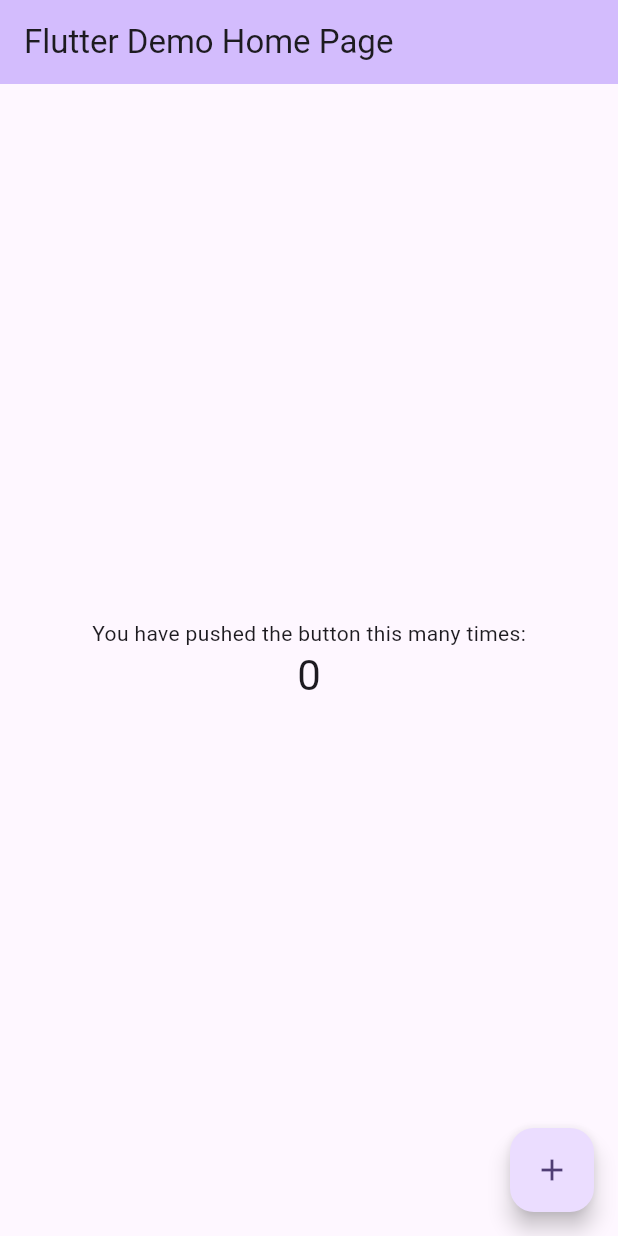
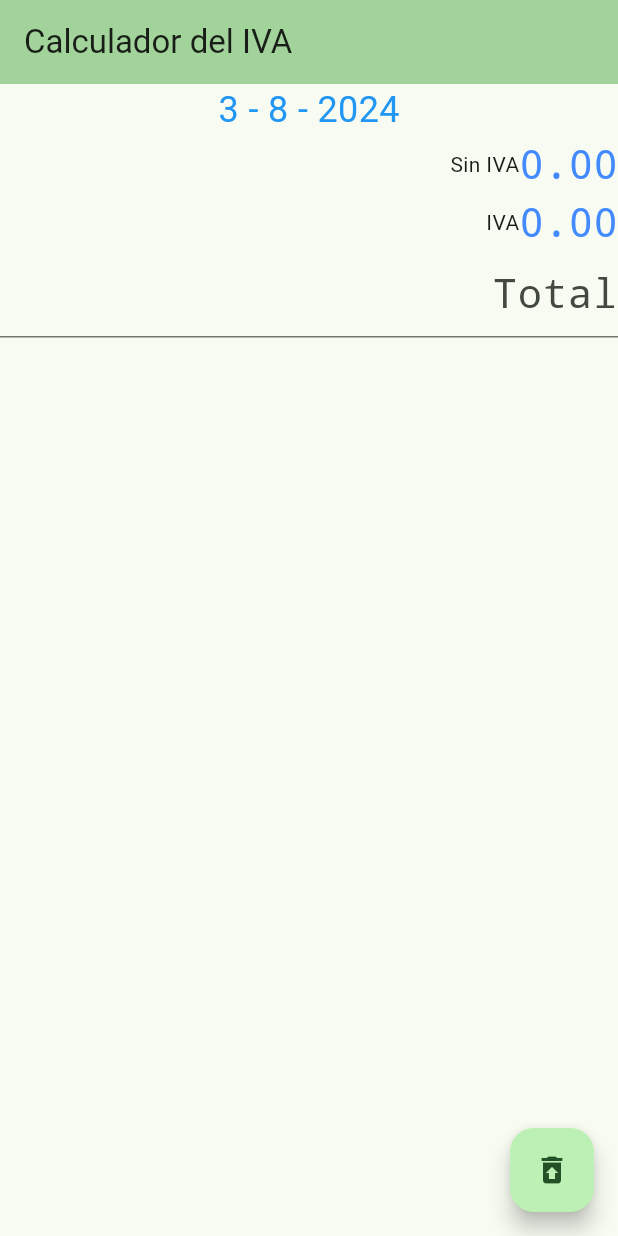
Before and after one commit to elkuku/CalculadorDelIva6, a Flutter app: the screen it shows after launch, on a phone screen of 412 x 824 dp. Run offline on Flutter 3.47's test engine with Material 3 defaults, Android fonts, the light colour scheme and no system bars.

Commit message:
First import

```diff
--- a/lib/main.dart
+++ b/lib/main.dart
@@ -1,4 +1,6 @@
 import 'package:flutter/material.dart';
+import 'package:flutter/services.dart';
+import 'package:intl/intl.dart';
 
 void main() {
   runApp(const MyApp());
@@ -7,46 +9,21 @@
 class MyApp extends StatelessWidget {
   const MyApp({super.key});
 
-  // This widget is the root of your application.
   @override
   Widget build(BuildContext context) {
     return MaterialApp(
-      title: 'Flutter Demo',
+      title: 'Calculador del IVA',
       theme: ThemeData(
-        // This is the theme of your application.
-        //
-        // TRY THIS: Try running your application with "flutter run". You'll see
-        // the application has a purple toolbar. Then, without quitting the app,
-        // try changing the seedColor in the colorScheme below to Colors.green
-        // and then invoke "hot reload" (save your changes or press the "hot
-        // reload" button in a Flutter-supported IDE, or press "r" if you used
-        // the command line to start the app).
-        //
-        // Notice that the counter didn't reset back to zero; the application
-        // state is not lost during the reload. To reset the state, use hot
-        // restart instead.
-        //
-        // This works for code too, not just values: Most code changes can be
-        // tested with just a hot reload.
-        colorScheme: ColorScheme.fromSeed(seedColor: Colors.deepPurple),
+        colorScheme: ColorScheme.fromSeed(seedColor: Colors.green),
         useMaterial3: true,
       ),
-      home: const MyHomePage(title: 'Flutter Demo Home Page'),
+      home: const MyHomePage(title: 'Calculador del IVA'),
     );
   }
 }
 
 class MyHomePage extends StatefulWidget {
   const MyHomePage({super.key, required this.title});
-
-  // This widget is the home page of your application. It is stateful, meaning
-  // that it has a State object (defined below) that contains fields that affect
-  // how it looks.
-
-  // This class is the configuration for the state. It holds the values (in this
-  // case the title) provided by the parent (in this case the App widget) and
-  // used by the build method of the State. Fields in a Widget subclass are
-  // always marked "final".
 
   final String title;
 
@@ -55,71 +32,117 @@
 }
 
 class _MyHomePageState extends State<MyHomePage> {
-  int _counter = 0;
+  double _withoutTax = 0;
+  double _tax = 0;
+  final _textController = TextEditingController();
 
-  void _incrementCounter() {
+  void _clear() {
+    _textController.text = "";
     setState(() {
-      // This call to setState tells the Flutter framework that something has
-      // changed in this State, which causes it to rerun the build method below
-      // so that the display can reflect the updated values. If we changed
-      // _counter without calling setState(), then the build method would not be
-      // called again, and so nothing would appear to happen.
-      _counter++;
+      _tax = 0.0;
+      _withoutTax = 0.0;
     });
+  }
+
+  void _updateResults() {
+    var taxPercent = 12;
+    var taxRate = 1 + taxPercent / 100;
+
+    double? total = 0.0;
+    var tax = 0.0;
+    var withoutTax = 0.0;
+    if (_textController.text != "") {
+      total = double.tryParse(_textController.text);
+      if (total != null) {
+        withoutTax = total / taxRate;
+        tax = total - withoutTax;
+      }
+    }
+    setState(
+          () {
+        _tax = tax;
+        _withoutTax = withoutTax;
+      },
+    );
   }
 
   @override
   Widget build(BuildContext context) {
-    // This method is rerun every time setState is called, for instance as done
-    // by the _incrementCounter method above.
-    //
-    // The Flutter framework has been optimized to make rerunning build methods
-    // fast, so that you can just rebuild anything that needs updating rather
-    // than having to individually change instances of widgets.
+    TextStyle ts = const TextStyle(
+        fontFamily: "monospace",
+        fontFamilyFallback: <String>["Courier"],
+        fontSize: 27,
+        color: Colors.blueAccent
+    );
+    TextStyle ts2 = const TextStyle(
+      fontFamily: "monospace",
+      fontFamilyFallback: <String>["Courier"],
+      fontSize: 27,
+    );
     return Scaffold(
       appBar: AppBar(
-        // TRY THIS: Try changing the color here to a specific color (to
-        // Colors.amber, perhaps?) and trigger a hot reload to see the AppBar
-        // change color while the other colors stay the same.
         backgroundColor: Theme.of(context).colorScheme.inversePrimary,
-        // Here we take the value from the MyHomePage object that was created by
-        // the App.build method, and use it to set our appbar title.
         title: Text(widget.title),
       ),
-      body: Center(
-        // Center is a layout widget. It takes a single child and positions it
-        // in the middle of the parent.
-        child: Column(
-          // Column is also a layout widget. It takes a list of children and
-          // arranges them vertically. By default, it sizes itself to fit its
-          // children horizontally, and tries to be as tall as its parent.
-          //
-          // Column has various properties to control how it sizes itself and
-          // how it positions its children. Here we use mainAxisAlignment to
-          // center the children vertically; the main axis here is the vertical
-          // axis because Columns are vertical (the cross axis would be
-          // horizontal).
-          //
-          // TRY THIS: Invoke "debug painting" (choose the "Toggle Debug Paint"
-          // action in the IDE, or press "p" in the console), to see the
-          // wireframe for each widget.
-          mainAxisAlignment: MainAxisAlignment.center,
-          children: <Widget>[
-            const Text(
-              'You have pushed the button this many times:',
-            ),
-            Text(
-              '$_counter',
-              style: Theme.of(context).textTheme.headlineMedium,
-            ),
-          ],
-        ),
+      body: Column(
+        children: <Widget>[
+          Row(
+            mainAxisAlignment: MainAxisAlignment.center,
+            children: [
+              Text(
+                DateFormat('d - M - yyyy').format(DateTime.now()),
+                style: const TextStyle(
+                    color: Colors.blue,
+                    fontSize: 24
+                ),
+              ),
+            ],
+          ),
+          Row(
+            mainAxisAlignment: MainAxisAlignment.end,
+            children: [
+              const Text('Sin IVA'),
+              Text(
+                _withoutTax.toStringAsFixed(2),
+                style: ts,
+              ),
+            ],
+          ),
+          Row(
+            mainAxisAlignment: MainAxisAlignment.end,
+            children: [
+              const Text('IVA'),
+              Text(
+                _tax.toStringAsFixed(2),
+                style: ts,
+              ),
+            ],
+          ),
+          TextField(
+            textAlign: TextAlign.end,
+            style: ts2,
+            controller: _textController,
+            decoration: const InputDecoration(hintText: 'Total'),
+            keyboardType: TextInputType.number,
+            inputFormatters: <TextInputFormatter>[
+              //FilteringTextInputFormatter.digitsOnly
+              FilteringTextInputFormatter.allow(RegExp(r'^\d*\.?\d*$'))
+            ],
+            onChanged: (text) => {_updateResults()},
+          ),
+        ],
       ),
       floatingActionButton: FloatingActionButton(
-        onPressed: _incrementCounter,
-        tooltip: 'Increment',
-        child: const Icon(Icons.add),
-      ), // This trailing comma makes auto-formatting nicer for build methods.
+        onPressed: _clear,
+        tooltip: 'Clear',
+        child: const Icon(Icons.restore_from_trash),
+      ),
     );
   }
+
+  @override
+  void dispose() {
+    _textController.dispose();
+    super.dispose();
+  }
 }
--- a/pubspec.yaml
+++ b/pubspec.yaml
@@ -30,7 +30,7 @@ environment:
 dependencies:
   flutter:
     sdk: flutter
-
+  intl: ^0.17.0
 
   # The following adds the Cupertino Icons font to your application.
   # Use with the CupertinoIcons class for iOS style icons.
```
Also changed, not shown: pubspec.lock.
